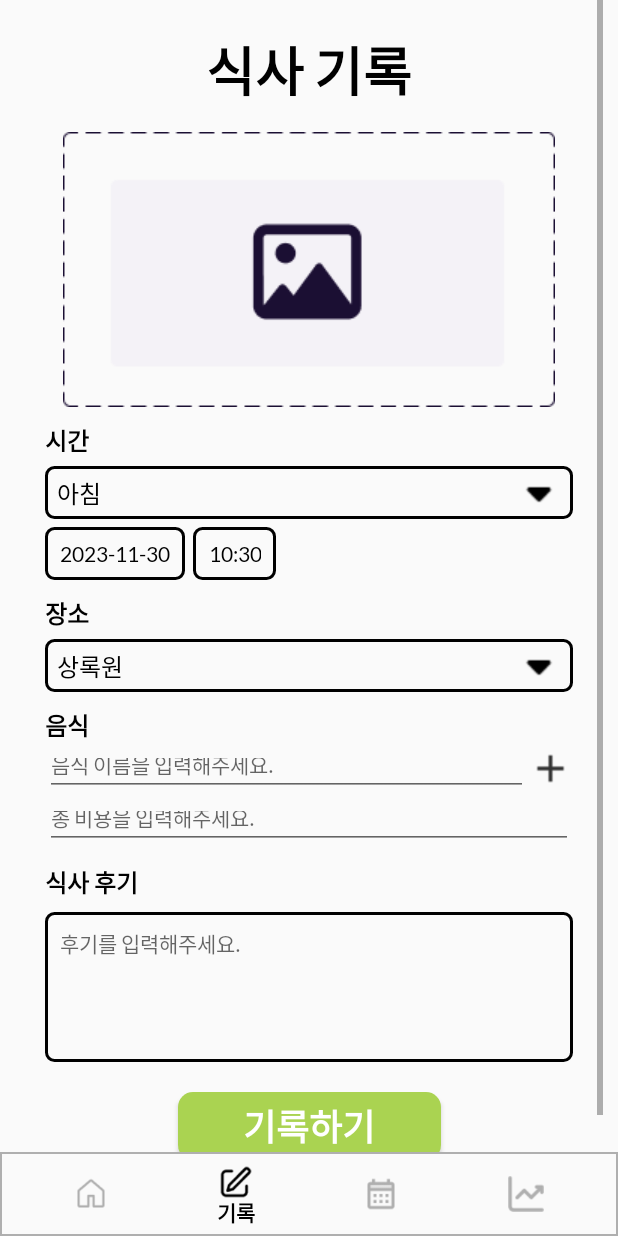
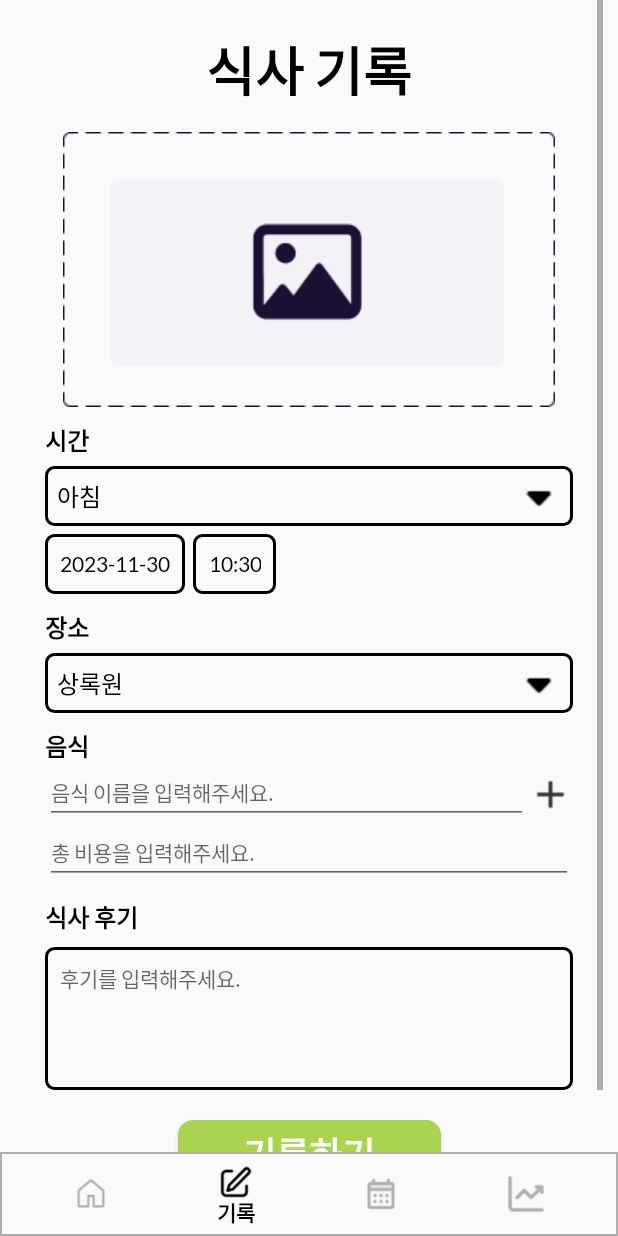
Before and after one commit to minwoo0419/Mobile_Software, an Android app: the screen it shows after launch (MainActivity), item 2 of the bottom bar chosen, on a phone screen of 412 x 824 dp. Run offline under Robolectric (Android 15) with nearby library versions, the phone set to English and light mode, and no system bars.

Commit message:
input페이지 크기수정

```diff
--- a/app/src/main/res/layout/fragment_input.xml
+++ b/app/src/main/res/layout/fragment_input.xml
@@ -17,7 +17,7 @@
         <EditText
             android:id="@+id/review"
             android:layout_width="0dp"
-            android:layout_height="100dp"
+            android:layout_height="95dp"
             android:layout_marginStart="10dp"
             android:layout_marginTop="8dp"
             android:layout_marginEnd="10dp"
@@ -37,7 +37,7 @@
         <Spinner
             android:id="@+id/place"
             android:layout_width="0dp"
-            android:layout_height="35dp"
+            android:layout_height="40dp"
             android:layout_marginStart="10dp"
             android:layout_marginTop="5dp"
             android:layout_marginEnd="10dp"
@@ -51,7 +51,7 @@
         <Spinner
             android:id="@+id/when"
             android:layout_width="0dp"
-            android:layout_height="35dp"
+            android:layout_height="40dp"
             android:layout_marginStart="10dp"
             android:layout_marginTop="5dp"
             android:layout_marginEnd="10dp"
@@ -65,7 +65,7 @@
         <EditText
             android:id="@+id/price"
             android:layout_width="0dp"
-            android:layout_height="35dp"
+            android:layout_height="40dp"
             android:layout_marginStart="10dp"
             android:layout_marginEnd="10dp"
             android:ems="10"
@@ -177,7 +177,7 @@
         <EditText
             android:id="@+id/foodName1"
             android:layout_width="0dp"
-            android:layout_height="35dp"
+            android:layout_height="40dp"
             android:layout_marginStart="10dp"
             android:ems="10"
             android:fontFamily="@font/lato_regular"
@@ -192,7 +192,7 @@
             android:id="@+id/foodNameAdd"
             android:layout_width="30dp"
             android:layout_height="30dp"
-            android:layout_marginTop="2dp"
+            android:layout_marginTop="5dp"
             android:layout_marginEnd="10dp"
             android:clickable="true"
             android:onClick="addNewEditText"
@@ -216,7 +216,7 @@
         <TextView
             android:id="@+id/editTimeText"
             android:layout_width="wrap_content"
-            android:layout_height="35dp"
+            android:layout_height="40dp"
             android:layout_gravity="center"
             android:layout_marginStart="5dp"
             android:layout_marginTop="5dp"
@@ -235,7 +235,7 @@
         <TextView
             android:id="@+id/editDateText"
             android:layout_width="wrap_content"
-            android:layout_height="35dp"
+            android:layout_height="40dp"
             android:layout_gravity="center"
             android:layout_marginStart="10dp"
             android:layout_marginTop="5dp"
```
